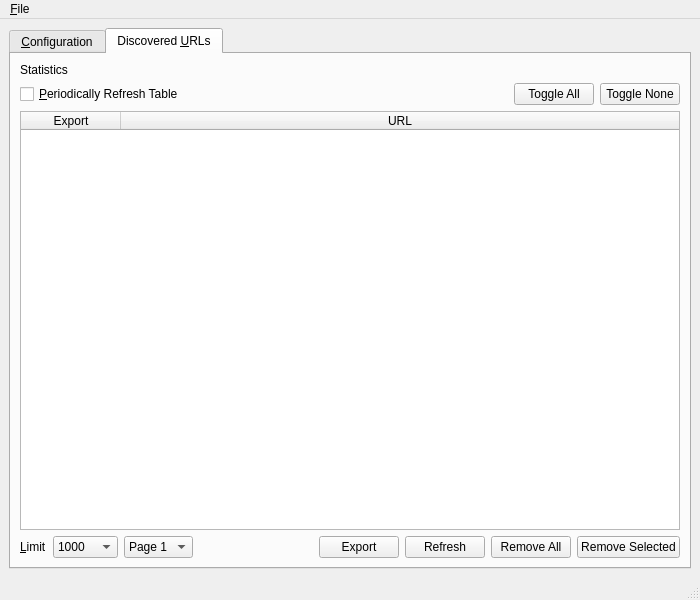
Before: the Qt Designer form UI/pandemonium.ui in nurfalie/pandamonium, drawn with Qt 5.
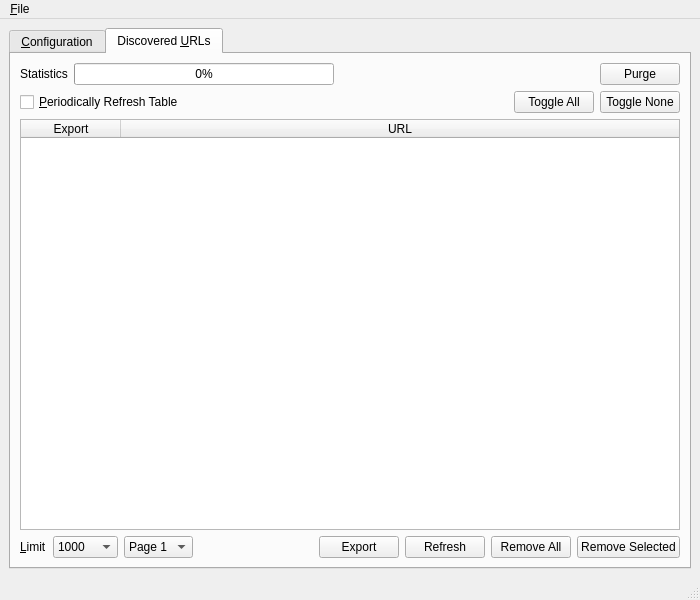
After: the same form once the commit is applied. The open tabs and pages were chosen to show the change.

Commit message: Display percent completed.

Patch:
```diff
--- a/UI/pandemonium.ui
+++ b/UI/pandemonium.ui
@@ -402,6 +402,8 @@
        </attribute>
        <layout class="QVBoxLayout" name="verticalLayout_4">
         <item>
+         <layout class="QHBoxLayout" name="horizontalLayout_8">
+          <item>
          <widget class="QLabel" name="discovered_statistics">
           <property name="text">
            <string>Statistics</string>
@@ -409,6 +411,41 @@
          </widget>
         </item>
         <item>
+           <widget class="QProgressBar" name="percent_visited">
+            <property name="toolTip">
+             <string>Percent of URLs visited.</string>
+            </property>
+            <property name="value">
+             <number>0</number>
+            </property>
+           </widget>
+          </item>
+          <item>
+           <spacer name="horizontalSpacer_5">
+            <property name="orientation">
+             <enum>Qt::Horizontal</enum>
+            </property>
+            <property name="sizeHint" stdset="0">
+             <size>
+              <width>40</width>
+              <height>20</height>
+             </size>
+            </property>
+           </spacer>
+          </item>
+          <item>
+           <widget class="QPushButton" name="purge_unvisited_visited_urls">
+            <property name="toolTip">
+             <string>Remove all unvisited and visited URLs. The discovered URLs will not be removed.</string>
+            </property>
+            <property name="text">
+             <string>Purge</string>
+            </property>
+           </widget>
+          </item>
+         </layout>
+        </item>
+        <item>
          <layout class="QHBoxLayout" name="horizontalLayout_5">
           <item>
            <widget class="QCheckBox" name="periodically_list_discovered_urls">
```
Left out of the diff: 1 changed line with no effect on the pictures. Lines whose indentation alone changed are shown as unchanged. The commit also changes 3 other files.
